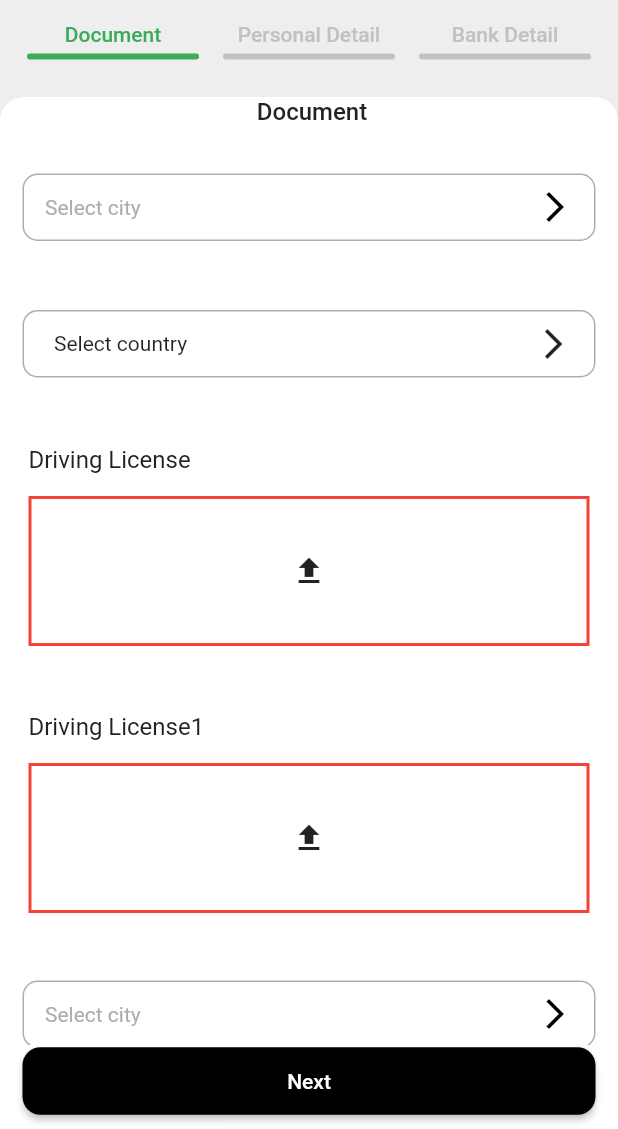
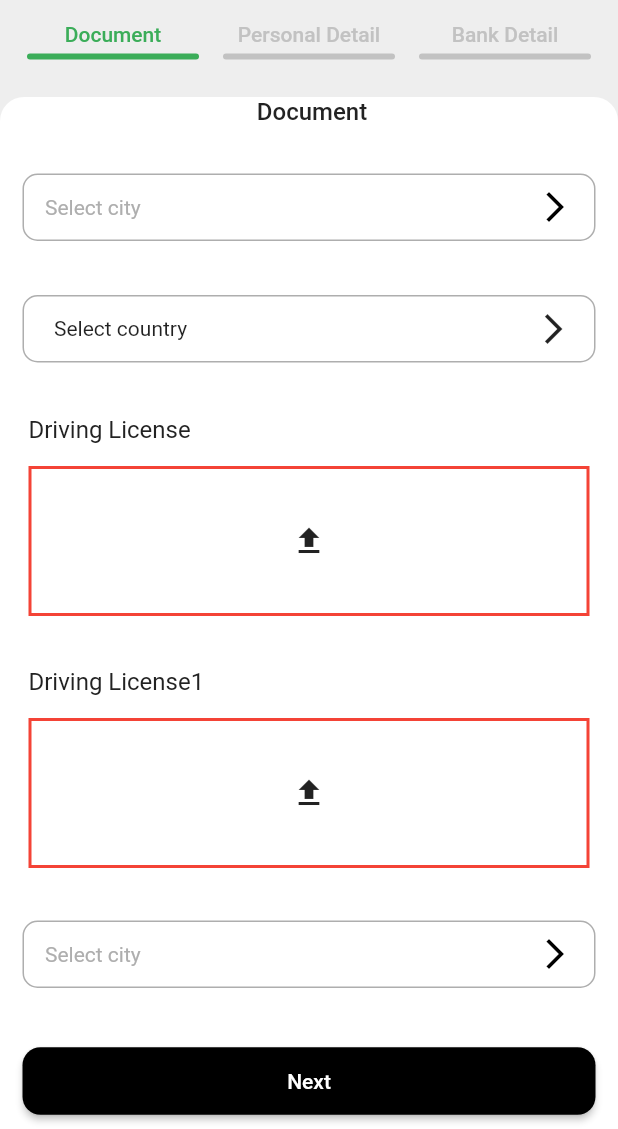
Before and after one commit to dexbytes/dynamic_multi_step_form, a Flutter app: the screen it shows after launch, after a tap on "Get Data", on a phone screen of 412 x 824 dp, the part 107-1236 px from its top. Run offline on Flutter 3.47's test engine with Material 2 defaults, Android fonts, the phone set to English and light mode, and no system bars; our stand-ins replace cached_network_image, country_code_picker, shared_preferences; missing offline and left inert: images_picker; network calls fail.

Commit message:
fix issues

```diff
--- a/lib/src/screen/single_form.dart
+++ b/lib/src/screen/single_form.dart
@@ -398,7 +398,7 @@ class SingleFormState extends State<SingleForm> {
         children: [
           _getFormField(data: data, nextData: nextData),
           // formSubmitButton!=null?(widget.submitButtonAlignment!=null?(Align(child: formSubmitButton!,alignment: widget.submitButtonAlignment!,)):formSubmitButton!):const SizedBox(),
-          const SizedBox(height: 20, width: 10)
+          const SizedBox(height: 10, width: 10)
         ],
       );
     }).toList());
```
